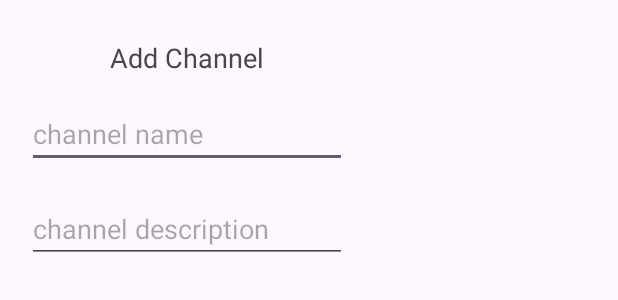
After one commit to yalcinmer/SmackChatApp, an Android app: the layout add_channel_dialog.xml on its own in the app's theme, with its tools: preview values and no code run, on a phone screen of 412 x 824 dp. The commit adds this screen. Shown: the top 300 px of the screen. Run offline under Robolectric (Android 15) with nearby library versions, the phone set to English and light mode, and no system bars.

Commit message:
add channel dialog

```diff
--- /dev/null
+++ b/app/src/main/res/layout/add_channel_dialog.xml
@@ -0,0 +1,34 @@
+<?xml version="1.0" encoding="utf-8"?>
+<LinearLayout
+        xmlns:android="http://schemas.android.com/apk/res/android"
+        android:layout_width="wrap_content"
+        android:layout_height="wrap_content"
+        android:orientation="vertical">
+
+    <TextView
+            android:text="Add Channel"
+            android:layout_width="match_parent"
+            android:layout_height="wrap_content"
+            android:id="@+id/textView3"
+            android:layout_weight="1" android:textAlignment="center" android:textSize="18sp"
+            android:layout_marginTop="26dp" android:layout_marginBottom="16dp"/>
+
+    <EditText
+            android:layout_width="match_parent"
+            android:layout_height="wrap_content"
+            android:inputType="text"
+            android:ems="10"
+            android:id="@+id/addChannelNameTxt"
+            android:layout_weight="1" android:hint="channel name" android:textColor="@android:color/darker_gray"
+            android:layout_marginLeft="18dp" android:layout_marginRight="18dp" android:layout_marginBottom="18dp"/>
+
+    <EditText
+            android:layout_width="match_parent"
+            android:layout_height="wrap_content"
+            android:inputType="text"
+            android:ems="10"
+            android:id="@+id/addChannelDescTxt"
+            android:layout_weight="1" android:hint="channel description"
+            android:textColor="@android:color/darker_gray" android:layout_marginLeft="18dp"
+            android:layout_marginRight="18dp" android:layout_marginBottom="18dp"/>
+</LinearLayout>
```
Also changed, not shown: app/src/main/java/com/phi/smackchatapp/controller/MainActivity.kt (+26 -0 lines).
